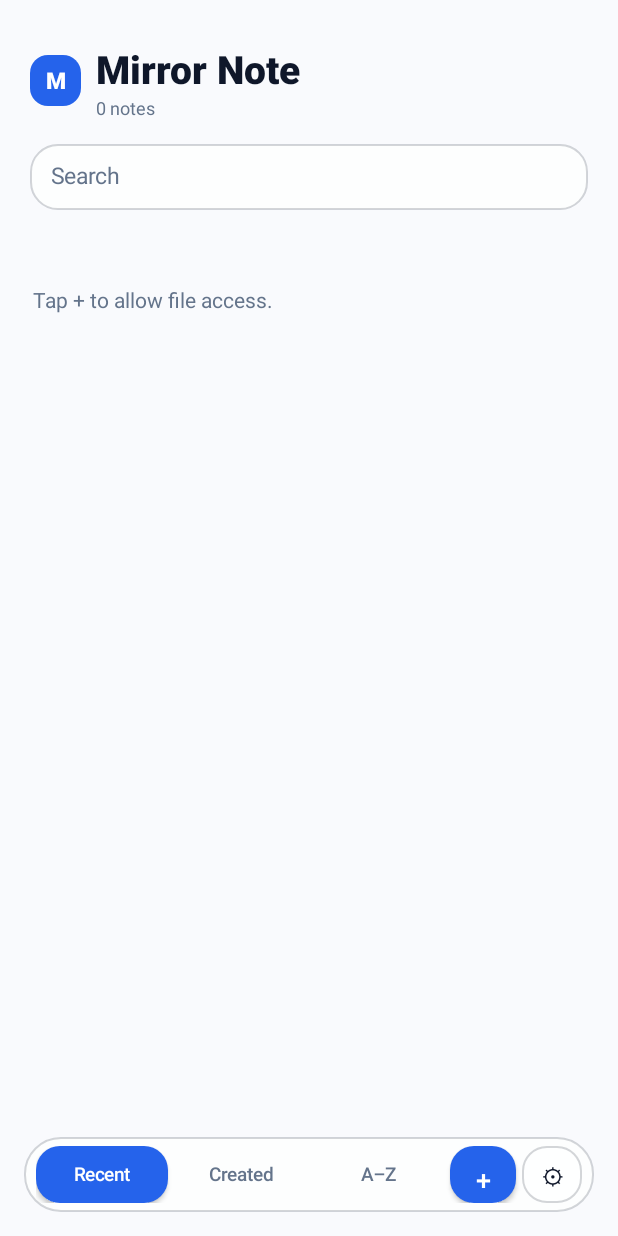
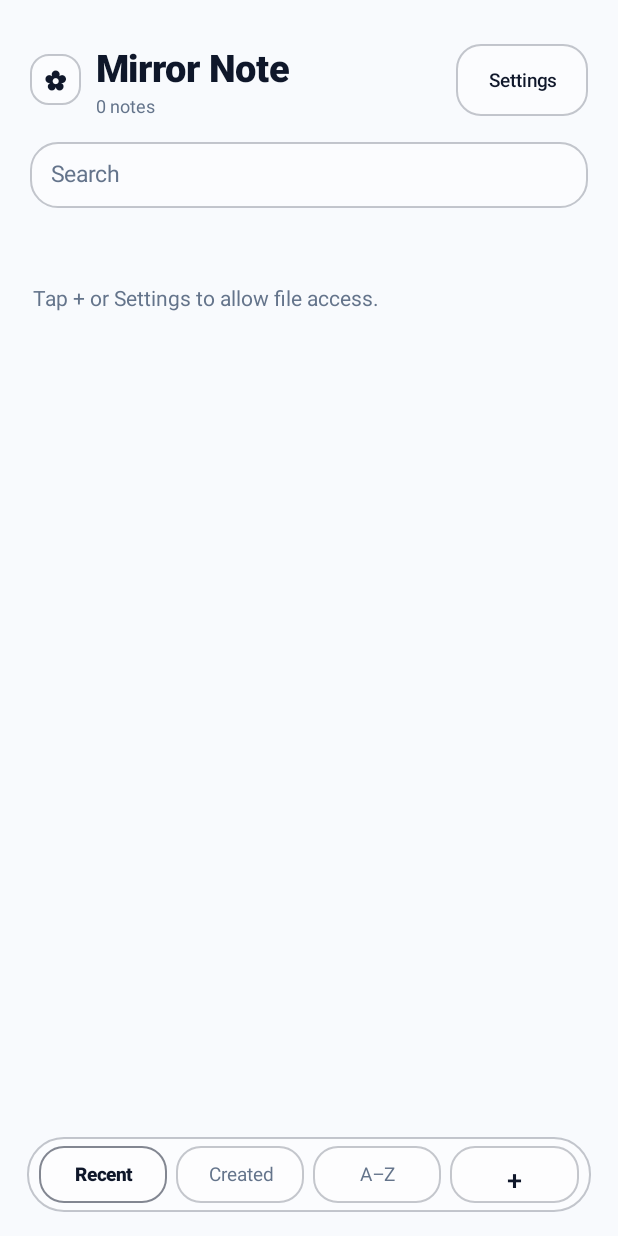
Before and after one commit to rehanalam8969208-cloud/Miror, an Android app: the screen it shows after launch (MainActivity), on a phone screen of 412 x 824 dp. Run offline under Robolectric (Android 15) with nearby library versions, the phone set to English and light mode, and no system bars; 1 statement that could not run was skipped.

Commit message:
Update MainActivity.java

```diff
--- a/app/src/main/java/com/mirrornote/app/MainActivity.java
+++ b/app/src/main/java/com/mirrornote/app/MainActivity.java
@@ -134,9 +134,9 @@ public class MainActivity extends Activity {
     private int sortMode = SORT_EDITED;
     private int defaultFontSize = 17;
     private boolean darkGlassMode = false; // false = White Glass, true = Black Glass
-    private int glassAlpha = 195;          // 0..255
-    private int borderAlpha = 45;          // 0..255
-    private int wallpaperDim = 22;         // 0..85
+    private int glassAlpha = 140;          // 0..255 (0 = fully transparent)
+    private int borderAlpha = 60;          // 0..255
+    private int wallpaperDim = 20;         // 0..85
     private int cornerRadiusDp = 22;       // 8..34
 
     private String currentEditingFileName = null;
@@ -158,9 +158,9 @@ public class MainActivity extends Activity {
         sortMode = prefs.getInt(KEY_SORT_MODE, SORT_EDITED);
         defaultFontSize = prefs.getInt(KEY_FONT_SIZE, 17);
         darkGlassMode = prefs.getBoolean(KEY_DARK_GLASS, false);
-        glassAlpha = prefs.getInt(KEY_GLASS_ALPHA, 195);
-        borderAlpha = prefs.getInt(KEY_BORDER_ALPHA, 45);
-        wallpaperDim = prefs.getInt(KEY_WP_DIM, 22);
+        glassAlpha = prefs.getInt(KEY_GLASS_ALPHA, 140);
+        borderAlpha = prefs.getInt(KEY_BORDER_ALPHA, 60);
+        wallpaperDim = prefs.getInt(KEY_WP_DIM, 20);
         cornerRadiusDp = prefs.getInt(KEY_CORNER_RADIUS, 22);
 
         setupWindowAndTheme();
@@ -204,10 +204,6 @@ public class MainActivity extends Activity {
 
     private int secondaryTextColor() {
         return darkGlassMode ? 0xFFA1A1AA : 0xFF64748B;
-    }
-
-    private int accentColor() {
-        return darkGlassMode ? 0xFFAAB8FF : 0xFF2563EB;
     }
 
     private void setupWindowAndTheme() {
@@ -234,23 +230,22 @@ public class MainActivity extends Activity {
         return Math.round(value * getResources().getDisplayMetrics().density);
     }
 
-    private GradientDrawable glassDrawable(int radiusDp, boolean accentBorder) {
+    private GradientDrawable uniformGlassDrawable(int radiusDp, boolean selected) {
         GradientDrawable d = new GradientDrawable();
         int alpha = Math.max(0, Math.min(255, glassAlpha));
+        if (selected && alpha < 75) {
+            alpha = 75;
+        }
         int baseRgb = darkGlassMode ? 0x00141822 : 0x00FFFFFF;
         d.setColor((alpha << 24) | baseRgb);
         d.setCornerRadius(dp(radiusDp));
+
         int bAlpha = Math.max(0, Math.min(255, borderAlpha));
+        if (selected && bAlpha < 130) {
+            bAlpha = 130;
+        }
         int bRgb = darkGlassMode ? 0x00FFFFFF : 0x000F172A;
-        int stroke = accentBorder ? accentColor() : ((bAlpha << 24) | bRgb);
-        d.setStroke(dp(1), stroke);
-        return d;
-    }
-
-    private GradientDrawable accentPillDrawable(int radiusDp) {
-        GradientDrawable d = new GradientDrawable();
-        d.setColor(accentColor());
-        d.setCornerRadius(dp(radiusDp));
+        d.setStroke(dp(selected ? 1.5f : 1f), (bAlpha << 24) | bRgb);
         return d;
     }
 
@@ -259,8 +254,8 @@ public class MainActivity extends Activity {
             switch (event.getAction()) {
                 case MotionEvent.ACTION_DOWN:
                     view.animate()
-                            .scaleX(isFab ? 0.90f : 0.965f)
-                            .scaleY(isFab ? 0.90f : 0.965f)
+                            .scaleX(isFab ? 0.92f : 0.965f)
+                            .scaleY(isFab ? 0.92f : 0.965f)
                             .translationY(dp(1.5f))
                             .alpha(0.88f)
                             .setDuration(120)
@@ -275,7 +270,7 @@ public class MainActivity extends Activity {
                             .translationY(0f)
                             .alpha(1f)
                             .setDuration(250)
-                            .setInterpolator(new android.view.animation.OvershootInterpolator(1.22f))
+                            .setInterpolator(new android.view.animation.OvershootInterpolator(1.2f))
                             .start();
                     break;
             }
@@ -339,7 +334,6 @@ public class MainActivity extends Activity {
         setContentView(rootContainer);
     }
 
-    // Ensures bottom bar lifts cleanly above open keyboard even on OEM/gesture devices
     private void attachKeyboardLiftListener() {
         if (rootContainer == null) return;
         rootContainer.getViewTreeObserver().addOnGlobalLayoutListener(() -> {
@@ -437,17 +431,23 @@ public class MainActivity extends Activity {
         }
     }
 
-    private void rebuildScreensWithCurrentTheme() {
+    private void rebuildKeepingScreen(int targetScreen) {
         setupWindowAndTheme();
-        applySavedWallpaperAndDim();
         buildRootLayout();
         applySavedWallpaperAndDim();
         attachKeyboardLiftListener();
-        showSettingsScreen();
+        if (targetScreen == 1) {
+            homeScreen.setVisibility(View.GONE);
+            settingsScreen.setVisibility(View.GONE);
+            refreshSettingsLabels();
+            animateScreenIn(settingsScreen);
+        } else {
+            showHomeScreen();
+        }
         checkPermissionAndLoad(false);
     }
 
-    // ==================== CLEAN HOME SCREEN ====================
+    // ==================== HOME SCREEN ====================
     private View buildHomeScreen() {
         FrameLayout wrapper = new FrameLayout(this);
         wrapper.setLayoutParams(new FrameLayout.LayoutParams(
@@ -463,33 +463,44 @@ public class MainActivity extends Activity {
         page.setPadding(dp(20), dp(28), dp(20), dp(24));
         scroll.addView(page);
 
-        // Clean Header: Logo + App Name + Notes count (no corner wallpaper/settings clutter)
+        // Top Bar: Flower Icon + Mirror Note + Settings in Top-Right Corner
         LinearLayout topBar = new LinearLayout(this);
         topBar.setOrientation(LinearLayout.HORIZONTAL);
         topBar.setGravity(Gravity.CENTER_VERTICAL);
 
-        TextView logoBadge = makeText("M", 15, darkGlassMode ? 0xFF07090D : Color.WHITE, true);
-        logoBadge.setGravity(Gravity.CENTER);
-        logoBadge.setBackground(accentPillDrawable(12));
+        TextView flowerBadge = makeText("✿", 18, primaryTextColor(), true);
+        flowerBadge.setGravity(Gravity.CENTER);
+        flowerBadge.setBackground(uniformGlassDrawable(12, false));
         LinearLayout.LayoutParams logoLp = new LinearLayout.LayoutParams(dp(34), dp(34));
         logoLp.rightMargin = dp(10);
-        topBar.addView(logoBadge, logoLp);
+        topBar.addView(flowerBadge, logoLp);
 
         LinearLayout titleCol = new LinearLayout(this);
         titleCol.setOrientation(LinearLayout.VERTICAL);
-        homeTitleView = makeText("Mirror Note", 26, primaryTextColor(), true);
+        homeTitleView = makeText("Mirror Note", 25, primaryTextColor(), true);
         countSummaryView = makeText("0 notes", 12, secondaryTextColor(), false);
         titleCol.addView(homeTitleView);
         titleCol.addView(countSummaryView);
         topBar.addView(titleCol, new LinearLayout.LayoutParams(0, ViewGroup.LayoutParams.WRAP_CONTENT, 1f));
 
+        Button settingsTopBtn = new Button(this);
+        settingsTopBtn.setText("Settings");
+        settingsTopBtn.setAllCaps(false);
+        settingsTopBtn.setTextSize(12.5f);
+        settingsTopBtn.setTextColor(primaryTextColor());
+        settingsTopBtn.setBackground(uniformGlassDrawable(16, false));
+        settingsTopBtn.setPadding(dp(14), dp(7), dp(14), dp(7));
+        settingsTopBtn.setOnClickListener(v -> showSettingsScreen());
+        applyAndroid17Press(settingsTopBtn, false);
+        topBar.addView(settingsTopBtn);
+
         page.addView(topBar);
 
         // Search Bar
         LinearLayout searchRow = new LinearLayout(this);
         searchRow.setOrientation(LinearLayout.HORIZONTAL);
         searchRow.setGravity(Gravity.CENTER_VERTICAL);
-        searchRow.setBackground(glassDrawable(18, false));
+        searchRow.setBackground(uniformGlassDrawable(18, false));
         searchRow.setPadding(dp(14), dp(2), dp(8), dp(2));
         LinearLayout.LayoutParams searchLp = new LinearLayout.LayoutParams(
                 ViewGroup.LayoutParams.MATCH_PARENT, dp(44));
@@ -535,12 +546,11 @@ public class MainActivity extends Activity {
 
         wrapper.addView(scroll);
 
-        // Home Bottom Toggle Bar: Recent | Created | A-Z | + / Settings
+        // Bottom Toggle Bar: 4 Equal Buttons (Recent | Created | A–Z | +) with Uniform Styling
         LinearLayout homeDock = new LinearLayout(this);
         homeDock.setOrientation(LinearLayout.HORIZONTAL);
         homeDock.setGravity(Gravity.CENTER_VERTICAL);
-        homeDock.setBackground(glassDrawable(24, false));
-        homeDock.setElevation(dp(8));
+        homeDock.setBackground(uniformGlassDrawable(24, false));
         homeDock.setPadding(dp(8), dp(6), dp(8), dp(6));
 
         String[] sortLabels = {"Recent", "Created", "A–Z"};
@@ -552,8 +562,10 @@ public class MainActivity extends Activity {
             tabBtn.setAllCaps(false);
             tabBtn.setTextSize(12.5f);
             boolean active = (sortMode == mode);
-            tabBtn.setTextColor(active ? (darkGlassMode ? 0xFF07090D : Color.WHITE) : secondaryTextColor());
-            tabBtn.setBackground(active ? accentPillDrawable(16) : new GradientDrawable());
+            tabBtn.setTextColor(active ? primaryTextColor() : secondaryTextColor());
+            tabBtn.setTypeface(Typeface.create(active ? "sans-serif-medium" : "sans-serif",
+                    active ? Typeface.BOLD : Typeface.NORMAL));
+            tabBtn.setBackground(uniformGlassDrawable(16, active));
             tabBtn.setMinimumHeight(0);
             tabBtn.setOnClickListener(v -> {
                 sortMode = mode;
@@ -562,39 +574,26 @@ public class MainActivity extends Activity {
             });
             applyAndroid17Press(tabBtn, false);
             LinearLayout.LayoutParams lp = new LinearLayout.LayoutParams(0, dp(38), 1f);
-            lp.rightMargin = dp(4);
+            lp.rightMargin = dp(6);
             homeDock.addView(tabBtn, lp);
         }
 
         Button newBtn = new Button(this);
         newBtn.setText("+");
+        newBtn.setAllCaps(false);
         newBtn.setTextSize(18);
-        newBtn.setTextColor(darkGlassMode ? 0xFF07090D : Color.WHITE);
-        newBtn.setBackground(accentPillDrawable(16));
+        newBtn.setTextColor(primaryTextColor());
+        newBtn.setBackground(uniformGlassDrawable(16, false));
+        newBtn.setMinimumHeight(0);
         newBtn.setOnClickListener(v -> openEditorForNewNote());
-        newBtn.setOnLongClickListener(v -> {
-            showSettingsScreen();
-            return true;
-        });
         applyAndroid17Press(newBtn, true);
-        LinearLayout.LayoutParams nLp = new LinearLayout.LayoutParams(dp(44), dp(38));
-        nLp.rightMargin = dp(4);
-        homeDock.addView(newBtn, nLp);
-
-        Button gearBtn = new Button(this);
-        gearBtn.setText("⚙");
-        gearBtn.setTextSize(15);
-        gearBtn.setTextColor(primaryTextColor());
-        gearBtn.setBackground(glassDrawable(16, false));
-        gearBtn.setOnClickListener(v -> showSettingsScreen());
-        applyAndroid17Press(gearBtn, false);
-        homeDock.addView(gearBtn, new LinearLayout.LayoutParams(dp(40), dp(38)));
+        homeDock.addView(newBtn, new LinearLayout.LayoutParams(0, dp(38), 1f));
 
         FrameLayout.LayoutParams hdLp = new FrameLayout.LayoutParams(
                 ViewGroup.LayoutParams.MATCH_PARENT, ViewGroup.LayoutParams.WRAP_CONTENT);
         hdLp.gravity = Gravity.BOTTOM;
-        hdLp.leftMargin = dp(16);
-        hdLp.rightMargin = dp(16);
+        hdLp.leftMargin = dp(18);
+        hdLp.rightMargin = dp(18);
         hdLp.bottomMargin = dp(16);
         wrapper.addView(homeDock, hdLp);
 
@@ -621,7 +620,7 @@ public class MainActivity extends Activity {
         backBtn.setText("←");
         backBtn.setTextSize(18);
         backBtn.setTextColor(primaryTextColor());
-        backBtn.setBackground(glassDrawable(18, false));
+        backBtn.setBackground(uniformGlassDrawable(18, false));
         backBtn.setOnClickListener(v -> {
             performAutosave();
             hideKeyboard(editorBodyInput);
@@ -637,7 +636,7 @@ public class MainActivity extends Activity {
         moreBtn.setText("⋮");
         moreBtn.setTextSize(17);
         moreBtn.setTextColor(primaryTextColor());
-        moreBtn.setBackground(glassDrawable(18, false));
+        moreBtn.setBackground(uniformGlassDrawable(18, false));
         moreBtn.setOnClickListener(v -> showEditorMoreOptions());
         applyAndroid17Press(moreBtn, false);
         LinearLayout.LayoutParams moreLp = new LinearLayout.LayoutParams(dp(38), dp(38));
@@ -648,8 +647,8 @@ public class MainActivity extends Activity {
         doneBtn.setText("Done");
         doneBtn.setAllCaps(false);
         doneBtn.setTextSize(13.5f);
-        doneBtn.setTextColor(darkGlassMode ? 0xFF07090D : Color.WHITE);
-        doneBtn.setBackground(accentPillDrawable(18));
+        doneBtn.setTextColor(primaryTextColor());
+        doneBtn.setBackground(uniformGlassDrawable(18, true));
         doneBtn.setPadding(dp(16), 0, dp(16), 0);
         doneBtn.setOnClickListener(v -> {
             saveCurrentNote(true);
@@ -728,8 +727,7 @@ public class MainActivity extends Activity {
         LinearLayout bottomBar = new LinearLayout(this);
         bottomBar.setOrientation(LinearLayout.HORIZONTAL);
         bottomBar.setGravity(Gravity.CENTER_VERTICAL);
-        bottomBar.setBackground(glassDrawable(24, false));
-        bottomBar.setElevation(dp(8));
+        bottomBar.setBackground(uniformGlassDrawable(24, false));
         bottomBar.setPadding(dp(8), dp(6), dp(8), dp(6));
 
         Button undoBtn = new Button(this);
@@ -737,7 +735,7 @@ public class MainActivity extends Activity {
         undoBtn.setAllCaps(false);
         undoBtn.setTextSize(12.5f);
         undoBtn.setTextColor(primaryTextColor());
-        undoBtn.setBackground(glassDrawable(14, false));
+        undoBtn.setBackground(uniformGlassDrawable(14, false));
         undoBtn.setOnClickListener(v -> performUndo());
         applyAndroid17Press(undoBtn, false);
         LinearLayout.LayoutParams uLp = new LinearLayout.LayoutParams(0, dp(38), 1f);
@@ -749,7 +747,7 @@ public class MainActivity extends Activity {
         redoBtn.setAllCaps(false);
         redoBtn.setTextSize(12.5f);
         redoBtn.setTextColor(primaryTextColor());
-        redoBtn.setBackground(glassDrawable(14, false));
+        redoBtn.setBackground(uniformGlassDrawable(14, false));
         redoBtn.setOnClickListener(v -> performRedo());
         applyAndroid17Press(redoBtn, false);
         LinearLayout.LayoutParams rLp = new LinearLayout.LayoutParams(0, dp(38), 1f);
@@ -761,7 +759,7 @@ public class MainActivity extends Activity {
         selectAllBtn.setAllCaps(false);
         selectAllBtn.setTextSize(12.5f);
         selectAllBtn.setTextColor(primaryTextColor());
-        selectAllBtn.setBackground(glassDrawable(14, false));
+        selectAllBtn.setBackground(uniformGlassDrawable(14, false));
         selectAllBtn.setOnClickListener(v -> selectAllInEditor());
         applyAndroid17Press(selectAllBtn, false);
         LinearLayout.LayoutParams saLp = new LinearLayout.LayoutParams(0, dp(38), 1.15f);
@@ -772,8 +770,8 @@ public class MainActivity extends Activity {
         shareBtn.setText("Share");
         shareBtn.setAllCaps(false);
         shareBtn.setTextSize(12.5f);
-        shareBtn.setTextColor(darkGlassMode ? 0xFF07090D : Color.WHITE);
-        shareBtn.setBackground(accentPillDrawable(14));
+        shareBtn.setTextColor(primaryTextColor());
+        shareBtn.setBackground(uniformGlassDrawable(14, true));
         shareBtn.setOnClickListener(v -> shareEditorContent());
         applyAndroid17Press(shareBtn, false);
         bottomBar.addView(shareBtn, new LinearLayout.LayoutParams(0, dp(38), 1f));
@@ -820,7 +818,7 @@ public class MainActivity extends Activity {
         backBtn.setText("←");
         backBtn.setTextSize(18);
         backBtn.setTextColor(primaryTextColor());
-        backBtn.setBackground(glassDrawable(18, false));
+        backBtn.setBackground(uniformGlassDrawable(18, false));
         backBtn.setOnClickListener(v -> showHomeScreen());
         applyAndroid17Press(backBtn, false);
         top.addView(backBtn, new LinearLayout.LayoutParams(dp(40), dp(40)));
@@ -835,9 +833,9 @@ public class MainActivity extends Activity {
         // Theme & Wallpaper Card
         LinearLayout wpCard = new LinearLayout(this);
         wpCard.setOrientation(LinearLayout.VERTICAL);
-        wpCard.setBackground(glassDrawable(cornerRadiusDp, false));
+        wpCard.setBackground(uniformGlassDrawable(cornerRadiusDp, false));
         wpCard.setPadding(dp(16), dp(14), dp(16), dp(14));
-        wpCard.addView(makeText("THEME & WALLPAPER", 11, accentColor(), true));
+        wpCard.addView(makeText("THEME & WALLPAPER", 11, secondaryTextColor(), true));
         settingsThemeModeLabel = makeText(
                 "Mode: " + (darkGlassMode ? "Dark Black Glass" : "White Glass"),
                 14, primaryTextColor(), true);
@@ -854,12 +852,12 @@ public class MainActivity extends Activity {
         Button whiteBtn = new Button(this);
         whiteBtn.setText("White Glass");
         whiteBtn.setAllCaps(false);
-        whiteBtn.setTextColor(!darkGlassMode ? Color.WHITE : primaryTextColor());
-        whiteBtn.setBackground(!darkGlassMode ? accentPillDrawable(14) : glassDrawable(14, false));
+        whiteBtn.setTextColor(primaryTextColor());
+        whiteBtn.setBackground(uniformGlassDrawable(14, !darkGlassMode));
         whiteBtn.setOnClickListener(v -> {
             darkGlassMode = false;
             prefs.edit().putBoolean(KEY_DARK_GLASS, false).apply();
-            rebuildScreensWithCurrentTheme();
+            rebuildKeepingScreen(1);
         });
         applyAndroid17Press(whiteBtn, false);
         LinearLayout.LayoutParams wLp = new LinearLayout.LayoutParams(0, dp(38), 1f);
@@ -869,12 +867,12 @@ public class MainActivity extends Activity {
         Button blackBtn = new Button(this);
         blackBtn.setText("Black Glass");
         blackBtn.setAllCaps(false);
-        blackBtn.setTextColor(darkGlassMode ? 0xFF07090D : primaryTextColor());
-        blackBtn.setBackground(darkGlassMode ? accentPillDrawable(14) : glassDrawable(14, false));
+        blackBtn.setTextColor(primaryTextColor());
+        blackBtn.setBackground(uniformGlassDrawable(14, darkGlassMode));
         blackBtn.setOnClickListener(v -> {
             darkGlassMode = true;
             prefs.edit().putBoolean(KEY_DARK_GLASS, true).apply();
-            rebuildScreensWithCurrentTheme();
+            rebuildKeepingScreen(1);
         });
         applyAndroid17Press(blackBtn, false);
         modeRow.addView(blackBtn, new LinearLayout.LayoutParams(0, dp(38), 1f));
@@ -890,7 +888,7 @@ public class MainActivity extends Activity {
         setWpBtn.setText("Set Photo");
         setWpBtn.setAllCaps(false);
         setWpBtn.setTextColor(primaryTextColor());
-        setWpBtn.setBackground(glassDrawable(14, true));
+        setWpBtn.setBackground(uniformGlassDrawable(14, false));
         setWpBtn.setOnClickListener(v -> pickWallpaperImage());
         applyAndroid17Press(setWpBtn, false);
         LinearLayout.LayoutParams sLp = new LinearLayout.LayoutParams(0, dp(38), 1f);
@@ -901,7 +899,7 @@ public class MainActivity extends Activity {
         clearWpBtn.setText("Clear BG");
         clearWpBtn.setAllCaps(false);
         clearWpBtn.setTextColor(primaryTextColor());
-        clearWpBtn.setBackground(glassDrawable(14, false));
+        clearWpBtn.setBackground(uniformGlassDrawable(14, false));
         clearWpBtn.setOnClickListener(v -> clearWallpaperImage());
         applyAndroid17Press(clearWpBtn, false);
         wpBtnRow.addView(clearWpBtn, new LinearLayout.LayoutParams(0, dp(38), 1f));
@@ -909,21 +907,23 @@ public class MainActivity extends Activity {
         wpCard.addView(wpBtnRow, wpRowLp);
         page.addView(wpCard, topSpace(16));
 
-        // Customize Sliders Card
+        // Transparency, Visibility, Dim & Roundness Card
         LinearLayout glassCard = new LinearLayout(this);
         glassCard.setOrientation(LinearLayout.VERTICAL);
-        glassCard.setBackground(glassDrawable(cornerRadiusDp, false));
+        glassCard.setBackground(uniformGlassDrawable(cornerRadiusDp, false));
         glassCard.setPadding(dp(16), dp(14), dp(16), dp(14));
-        glassCard.addView(makeText("CUSTOMIZE GLASS & FONT", 11, accentColor(), true));
-
-        glassCard.addView(addSliderRow("Transparency", glassAlpha, 255, val -> {
+        glassCard.addView(makeText("TRANSPARENCY, VISIBILITY & STYLE", 11, secondaryTextColor(), true));
+
+        glassCard.addView(addSliderRow("Transparency (0 = Transparent)", glassAlpha, 255, val -> {
             glassAlpha = val;
             prefs.edit().putInt(KEY_GLASS_ALPHA, glassAlpha).apply();
+            applyLiveSurfaceStyles();
         }), topSpace(10));
 
         glassCard.addView(addSliderRow("Border Visibility", borderAlpha, 255, val -> {
             borderAlpha = val;
             prefs.edit().putInt(KEY_BORDER_ALPHA, borderAlpha).apply();
+            applyLiveSurfaceStyles();
         }), topSpace(8));
 
         glassCard.addView(addSliderRow("Wallpaper Dim", wallpaperDim, 85, val -> {
@@ -935,6 +935,7 @@ public class MainActivity extends Activity {
         glassCard.addView(addSliderRow("Corner Roundness", cornerRadiusDp, 34, val -> {
             cornerRadiusDp = Math.max(8, val);
             prefs.edit().putInt(KEY_CORNER_RADIUS, cornerRadiusDp).apply();
+            applyLiveSurfaceStyles();
         }), topSpace(8));
 
         settingsFontLabel = makeText("Editor Font: " + defaultFontSize + "sp", 13, primaryTextColor(), true);
@@ -950,7 +951,7 @@ public class MainActivity extends Activity {
         smBtn.setText("A-");
         smBtn.setAllCaps(false);
         smBtn.setTextColor(primaryTextColor());
-        smBtn.setBackground(glassDrawable(12, false));
+        smBtn.setBackground(uniformGlassDrawable(12, false));
         smBtn.setOnClickListener(v -> changeFontSize(-2));
         applyAndroid17Press(smBtn, false);
         LinearLayout.LayoutParams smLp = new LinearLayout.LayoutParams(dp(54), dp(36));
@@ -961,7 +962,7 @@ public class MainActivity extends Activity {
         lgBtn.setText("A+");
         lgBtn.setAllCaps(false);
         lgBtn.setTextColor(primaryTextColor());
-        lgBtn.setBackground(glassDrawable(12, false));
+        lgBtn.setBackground(uniformGlassDrawable(12, false));
         lgBtn.setOnClickListener(v -> changeFontSize(2));
         applyAndroid17Press(lgBtn, false);
         fontRow.addView(lgBtn, new LinearLayout.LayoutParams(dp(54), dp(36)));
@@ -972,9 +973,9 @@ public class MainActivity extends Activity {
         // Storage Card
         LinearLayout infoCard = new LinearLayout(this);
         infoCard.setOrientation(LinearLayout.VERTICAL);
-        infoCard.setBackground(glassDrawable(cornerRadiusDp, false));
+        infoCard.setBackground(uniformGlassDrawable(cornerRadiusDp, false));
         infoCard.setPadding(dp(16), dp(14), dp(16), dp(14));
-        infoCard.addView(makeText("STORAGE", 11, accentColor(), true));
+        infoCard.addView(makeText("STORAGE", 11, secondaryTextColor(), true));
         infoCard.addView(makeText("Internal storage/Mirror Note", 14.5f, primaryTextColor(), true), topSpace(4));
         settingsPermStatus = makeText("File access: Checking...", 12.5f, secondaryTextColor(), false);
         settingsTotalNotes = makeText("Total notes: 0", 12.5f, secondaryTextColor(), false);
@@ -986,7 +987,7 @@ public class MainActivity extends Activity {
         permBtn.setAllCaps(false);
         permBtn.setTextSize(13);
         permBtn.setTextColor(primaryTextColor());
-        permBtn.setBackground(glassDrawable(14, true));
+        permBtn.setBackground(uniformGlassDrawable(14, false));
         permBtn.setOnClickListener(v -> requestManageAllFilesPermission());
         applyAndroid17Press(permBtn, false);
         LinearLayout.LayoutParams pLp = new LinearLayout.LayoutParams(
@@ -997,6 +998,16 @@ public class MainActivity extends Activity {
         page.addView(infoCard, topSpace(14));
 
         return scroll;
+    }
+
+    private void applyLiveSurfaceStyles() {
+        if (searchInput != null && searchInput.getParent() instanceof View) {
+            ((View) searchInput.getParent()).setBackground(uniformGlassDrawable(18, false));
+        }
+        if (editorBottomBar != null) {
+            editorBottomBar.setBackground(uniformGlassDrawable(24, false));
+        }
+        renderNotesList();
     }
 
     private interface SliderCallback {
@@ -1047,7 +1058,7 @@ public class MainActivity extends Activity {
 
     private View hairline() {
         View v = new View(this);
-        int div = darkGlassMode ? 0x1FFFFFFF : 0x1A0F172A;
+        int div = darkGlassMode ? 0x26FFFFFF : 0x1F0F172A;
         v.setBackgroundColor(div);
         v.setLayoutParams(new LinearLayout.LayoutParams(ViewGroup.LayoutParams.MATCH_PARENT, dp(1)));
         return v;
@@ -1532,7 +1543,7 @@ public class MainActivity extends Activity {
 
         if (filtered.isEmpty()) {
             String msg = !hasStorageAccess()
-                    ? "Tap + to allow file access."
+                    ? "Tap + or Settings to allow file access."
                     : (query.isEmpty() ? "No notes yet. Tap + to write." : "No matching notes.");
             TextView empty = makeText(msg, 14, secondaryTextColor(), false);
             empty.setPadding(dp(2), dp(36), dp(2), dp(24));
@@ -1549,7 +1560,7 @@ public class MainActivity extends Activity {
 
             if (item.pinned && !hasPinnedHeader) {
                 hasPinnedHeader = true;
-                TextView pHdr = makeText("PINNED", 11, accentColor(), true);
+                TextView pHdr = makeText("PINNED", 11, primaryTextColor(), true);
                 LinearLayout.LayoutParams hLp = new LinearLayout.LayoutParams(
                         ViewGroup.LayoutParams.MATCH_PARENT, ViewGroup.LayoutParams.WRAP_CONTENT);
                 hLp.topMargin = dp(4);
```
